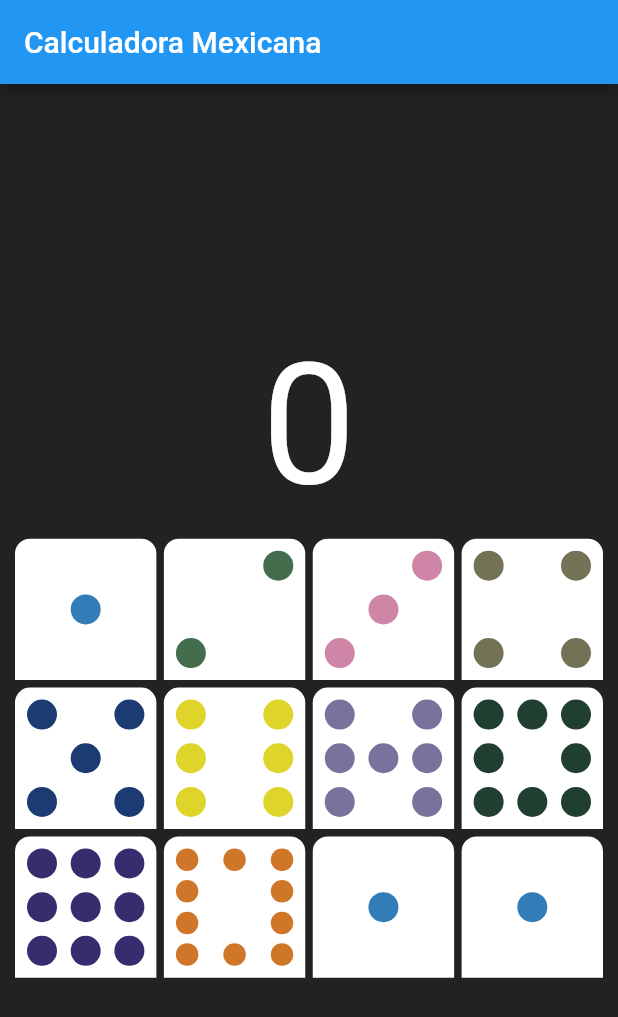
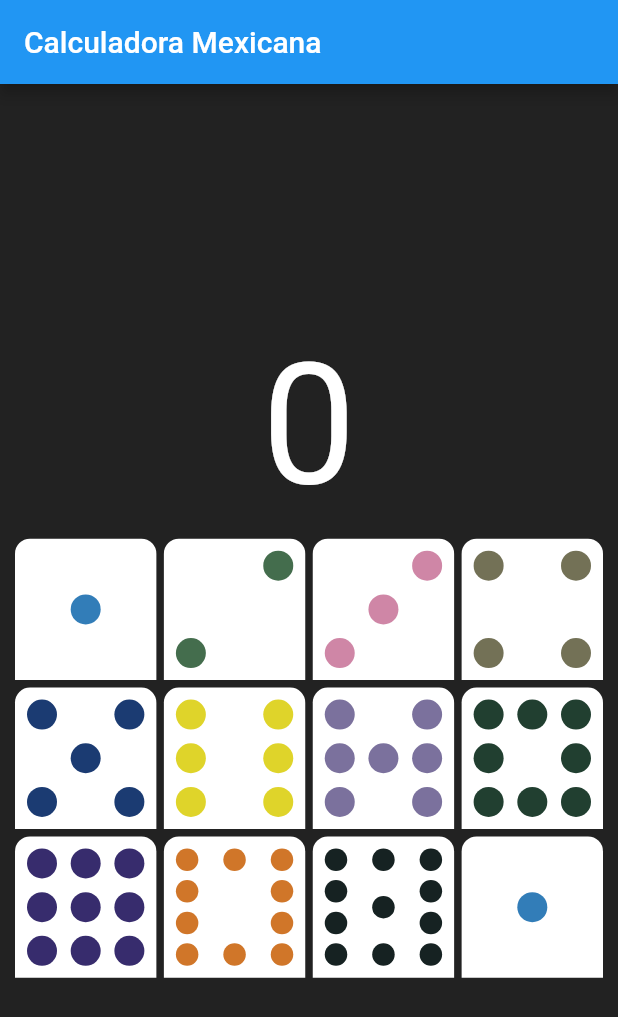
Before and after one commit to esron/mexican_calculator, a Flutter app: the screen it shows after launch, on a phone screen of 412 x 824 dp. Shown: the top 1017 px of the screen. Run offline on Flutter 3.47's test engine with Material 2 defaults, Android fonts, the light colour scheme and no system bars.

Commit message:
adds domino eleven

```diff
--- a/lib/widgets/domino_piece.dart
+++ b/lib/widgets/domino_piece.dart
@@ -20,7 +20,7 @@
       new DominoEight(),
       new DominoNine(),
       new DominoTen(),
-      new DominoOne(),
+      new DominoEleven(),
       new DominoOne(),
     ];
 
@@ -757,3 +757,121 @@
     );
   }
 }
+
+class DominoEleven extends StatelessWidget {
+  const DominoEleven({
+    Key key,
+  }) : super(key: key);
+
+  @override
+  Widget build(BuildContext context) {
+    return Row(
+      mainAxisAlignment: MainAxisAlignment.spaceBetween,
+      children: <Widget>[
+        Column(
+          mainAxisAlignment: MainAxisAlignment.spaceBetween,
+          children: <Widget>[
+            Container(
+              height: 15,
+              width: 15,
+              decoration: BoxDecoration(
+                color: Color(0xFF162222),
+                shape: BoxShape.circle,
+              ),
+            ),
+            Container(
+              height: 15,
+              width: 15,
+              decoration: BoxDecoration(
+                color: Color(0xFF162222),
+                shape: BoxShape.circle,
+              ),
+            ),
+            Container(
+              height: 15,
+              width: 15,
+              decoration: BoxDecoration(
+                color: Color(0xFF162222),
+                shape: BoxShape.circle,
+              ),
+            ),
+            Container(
+              height: 15,
+              width: 15,
+              decoration: BoxDecoration(
+                color: Color(0xFF162222),
+                shape: BoxShape.circle,
+              ),
+            ),
+          ],
+        ),
+        Column(
+          mainAxisAlignment: MainAxisAlignment.spaceBetween,
+          children: <Widget>[
+            Container(
+              height: 15,
+              width: 15,
+              decoration: BoxDecoration(
+                color: Color(0xFF162222),
+                shape: BoxShape.circle,
+              ),
+            ),
+            Container(
+              height: 15,
+              width: 15,
+              decoration: BoxDecoration(
+                color: Color(0xFF162222),
+                shape: BoxShape.circle,
+              ),
+            ),
+            Container(
+              height: 15,
+              width: 15,
+              decoration: BoxDecoration(
+                color: Color(0xFF162222),
+                shape: BoxShape.circle,
+              ),
+            ),
+          ],
+        ),
+        Column(
+          mainAxisAlignment: MainAxisAlignment.spaceBetween,
+          children: <Widget>[
+            Container(
+              height: 15,
+              width: 15,
+              decoration: BoxDecoration(
+                color: Color(0xFF162222),
+                shape: BoxShape.circle,
+              ),
+            ),
+            Container(
+              height: 15,
+              width: 15,
+              decoration: BoxDecoration(
+                color: Color(0xFF162222),
+                shape: BoxShape.circle,
+              ),
+            ),
+            Container(
+              height: 15,
+              width: 15,
+              decoration: BoxDecoration(
+                color: Color(0xFF162222),
+                shape: BoxShape.circle,
+              ),
+            ),
+            Container(
+              height: 15,
+              width: 15,
+              decoration: BoxDecoration(
+                color: Color(0xFF162222),
+                shape: BoxShape.circle,
+              ),
+            ),
+          ],
+        ),
+      ],
+    );
+  }
+}
```
